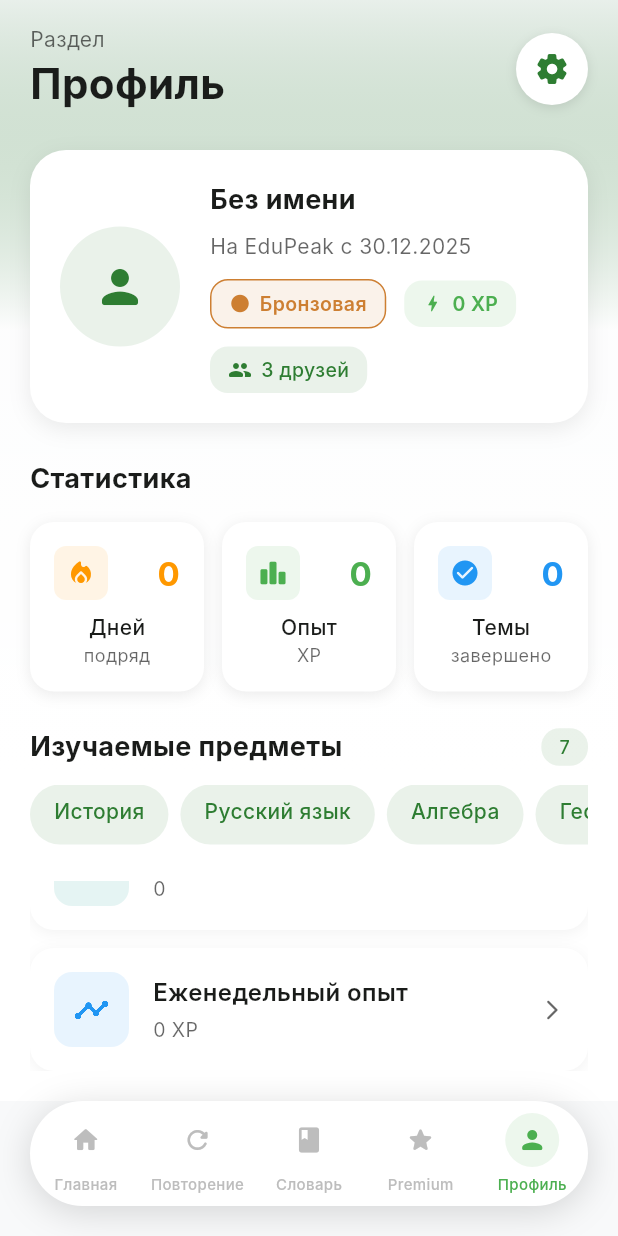
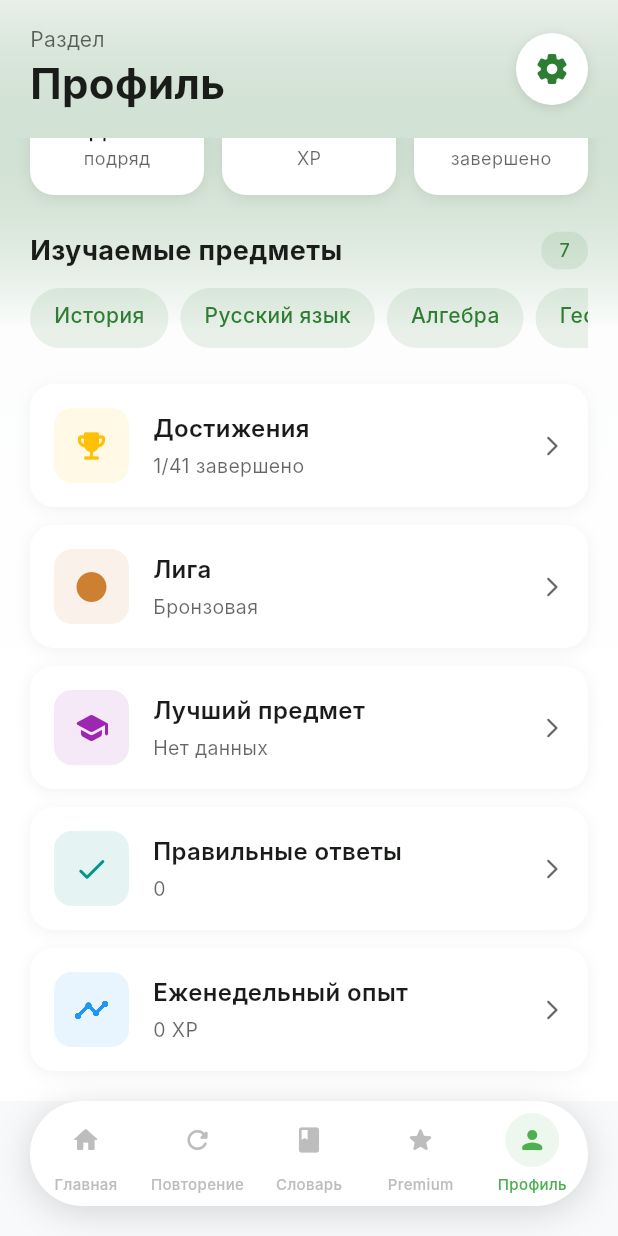
Before and after one commit to LISPEKT/EduPeak, a Flutter app: the MainScreen screen opened by its route, item 5 of the bottom bar chosen, scrolled down 331 dp, on a phone screen of 412 x 824 dp. Run offline on Flutter 3.47's test engine with Material 3 defaults, Android fonts, the light colour scheme and no system bars; our stand-ins replace dio, file_picker, flutter_secure_storage, image_picker, shared_preferences; accounts and stored records are empty; network calls fail; Roboto replaces fonts that are missing (Inter).

Commit message:
EduPeak 0.40.1
profile_screen.dart - the entire screen is in one column

```diff
--- a/lib/data/subjects_data.dart
+++ b/lib/data/subjects_data.dart
@@ -66,7 +66,7 @@ List<Subject> _getGrade5Subjects(BuildContext context, String regionId) {
   }
 
   // Добавляем региональные предметы
-  _addRegionalSubjects(subjects, context, regionId, 6);
+  _addRegionalSubjects(subjects, context, regionId, 5);
 
   return subjects;
 }
--- a/lib/screens/profile_screen.dart
+++ b/lib/screens/profile_screen.dart
@@ -53,7 +53,7 @@ class _ProfileScreenState extends State<ProfileScreen> {
   int _completedTopics = 0;
   int _correctAnswers = 0;
   int _achievementsCompleted = 0;
-  int _totalAchievements = 41; // Обновлено количество достижений
+  int _totalAchievements = 41;
   int _friendsCount = 0;
   Map<DateTime, int> _dailyActivity = {};
   Map<DateTime, int> _dailyXP = {};
@@ -103,7 +103,6 @@ class _ProfileScreenState extends State<ProfileScreen> {
       final currentLeague = statsOverview['currentLeague'] as String? ?? 'Бронзовая';
       final username = statsOverview['username'] as String? ?? '';
 
-      // Определяем лигу на основе общего XP
       final actualLeague = _determineLeagueByXP(totalXP);
 
       String popularSubject = 'Нет данных';
@@ -125,7 +124,7 @@ class _ProfileScreenState extends State<ProfileScreen> {
           _weeklyXP = weeklyXP;
           _completedTopics = completedTopics;
           _correctAnswers = correctAnswers;
-          _currentLeague = actualLeague; // Используем лигу на основе XP
+          _currentLeague = actualLeague;
           _mostPopularSubject = popularSubject;
           _username = username.isNotEmpty ? username : _username;
         });
@@ -243,7 +242,6 @@ class _ProfileScreenState extends State<ProfileScreen> {
   Future<List<Map<String, dynamic>>> _simulateAchievementsApiCall() async {
     await Future.delayed(Duration(milliseconds: 100));
 
-    // Определяем, какие лиги достигнуты
     bool isBronzeAchieved = _isLeagueAchieved('Бронзовая');
     bool isSilverAchieved = _isLeagueAchieved('Серебряная');
     bool isGoldAchieved = _isLeagueAchieved('Золотая');
@@ -508,14 +506,14 @@ class _ProfileScreenState extends State<ProfileScreen> {
 
   Color _getLeagueColor() {
     switch (_currentLeague) {
-      case 'Нереальная': return Color(0xFFE6E6FA); // Лавандовый
-      case 'Легендарная': return Color(0xFFFF4500); // Красный
-      case 'Элитная': return Color(0xFF7F7F7F); // Серый
-      case 'Бриллиантовая': return Color(0xFFB9F2FF); // Голубой
-      case 'Платиновая': return Color(0xFFE5E4E2); // Белый
-      case 'Золотая': return Color(0xFFFFD700); // Желтый
-      case 'Серебряная': return Color(0xFFC0C0C0); // Серебряный
-      case 'Бронзовая': return Color(0xFFCD7F32); // Бронзовый
+      case 'Нереальная': return Color(0xFFE6E6FA);
+      case 'Легендарная': return Color(0xFFFF4500);
+      case 'Элитная': return Color(0xFF7F7F7F);
+      case 'Бриллиантовая': return Color(0xFFB9F2FF);
+      case 'Платиновая': return Color(0xFFE5E4E2);
+      case 'Золотая': return Color(0xFFFFD700);
+      case 'Серебряная': return Color(0xFFC0C0C0);
+      case 'Бронзовая': return Color(0xFFCD7F32);
       default: return Theme.of(context).colorScheme.primary;
     }
   }
@@ -679,6 +677,12 @@ class _ProfileScreenState extends State<ProfileScreen> {
                 ),
               ),
 
+              // Остальной контент в скролле (как на других экранах)
+              Expanded(
+                child: SingleChildScrollView(
+                  child: Column(
+                    crossAxisAlignment: CrossAxisAlignment.start,
+                    children: [
                       // Основная карточка профиля
                       Padding(
                         padding: const EdgeInsets.symmetric(horizontal: 20, vertical: 8),
@@ -1004,10 +1008,9 @@ class _ProfileScreenState extends State<ProfileScreen> {
                       ),
 
                       // Дополнительная статистика
-              Expanded(
-                child: Padding(
+                      Padding(
                         padding: const EdgeInsets.fromLTRB(20, 24, 20, 20),
-                  child: ListView(
+                        child: Column(
                           children: [
                             // Достижения
                             _buildFeatureCard(
@@ -1061,6 +1064,9 @@ class _ProfileScreenState extends State<ProfileScreen> {
                               color: Colors.blue,
                               isDark: isDark,
                               onTap: _openXPScreen,
+                            ),
+                          ],
+                        ),
                       ),
                     ],
                   ),
--- a/lib/screens/settings_screen.dart
+++ b/lib/screens/settings_screen.dart
@@ -459,7 +459,7 @@ class _SettingsScreenState extends State<SettingsScreen> {
                         children: [
                           _buildInfoRow(
                             title: appLocalizations.version,
-                            value: 'alpha 0.40.0',
+                            value: 'alpha 0.40.1',
                           ),
                           const SizedBox(height: 12),
                           _buildInfoRow(
--- a/pubspec.yaml
+++ b/pubspec.yaml
@@ -3,7 +3,7 @@ description: "Приложение для подтягивания школьн
 
 publish_to: 'none'
 
-version: 0.40.0
+version: 0.40.1
 
 environment:
   sdk: '>=3.0.0 <4.0.0'
```
Also changed, not shown: lib/screens/review_screen.dart (+4 -4 lines), lib/data/russian/russian.dart (deleted), lib/data/russian/russian_ru_ru.dart (added). Lines whose indentation alone changed are shown as unchanged.
